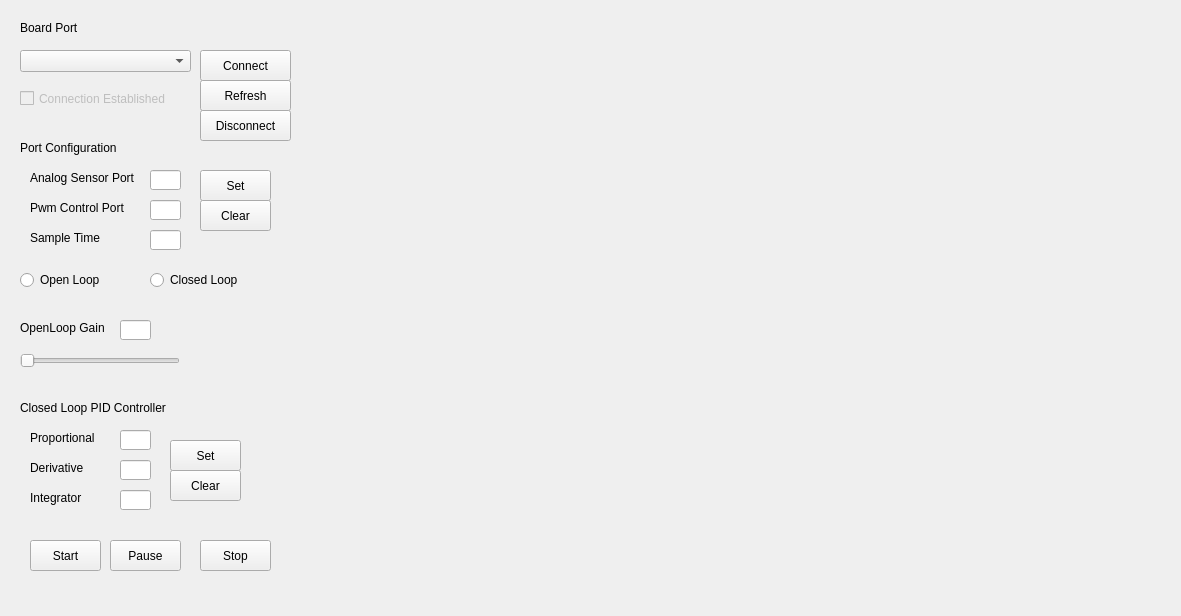
This is GUI_en.ui in luizborgess/controlador-digital-firmata as Qt 5 draws it before an edit. The edited form follows.
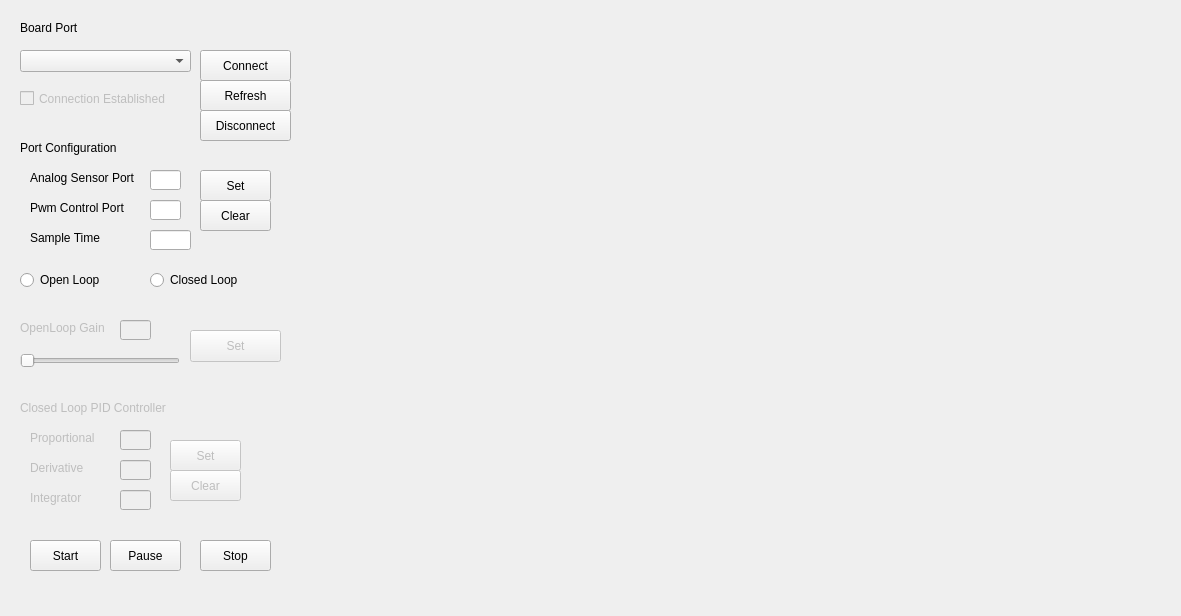
This is the edited form. Custom widgets are drawn as their Qt base class.

```diff
--- a/GUI_en.ui
+++ b/GUI_en.ui
@@ -98,7 +98,7 @@
      <string>Port Configuration</string>
     </property>
    </widget>
-   <widget class="QLineEdit" name="lineEdit">
+   <widget class="QLineEdit" name="textBox1">
     <property name="geometry">
      <rect>
       <x>150</x>
@@ -121,7 +121,7 @@
      <string>Analog Sensor Port</string>
     </property>
    </widget>
-   <widget class="QLineEdit" name="lineEdit_2">
+   <widget class="QLineEdit" name="textBox2">
     <property name="geometry">
      <rect>
       <x>150</x>
@@ -145,6 +145,9 @@
     </property>
    </widget>
    <widget class="QLabel" name="label_6">
+    <property name="enabled">
+     <bool>false</bool>
+    </property>
     <property name="geometry">
      <rect>
       <x>20</x>
@@ -158,6 +161,9 @@
     </property>
    </widget>
    <widget class="QLabel" name="label_7">
+    <property name="enabled">
+     <bool>false</bool>
+    </property>
     <property name="geometry">
      <rect>
       <x>30</x>
@@ -171,6 +177,9 @@
     </property>
    </widget>
    <widget class="QLineEdit" name="lineEdit_4">
+    <property name="enabled">
+     <bool>false</bool>
+    </property>
     <property name="geometry">
      <rect>
       <x>120</x>
@@ -181,6 +190,9 @@
     </property>
    </widget>
    <widget class="QLabel" name="label_8">
+    <property name="enabled">
+     <bool>false</bool>
+    </property>
     <property name="geometry">
      <rect>
       <x>30</x>
@@ -194,6 +206,9 @@
     </property>
    </widget>
    <widget class="QLineEdit" name="lineEdit_5">
+    <property name="enabled">
+     <bool>false</bool>
+    </property>
     <property name="geometry">
      <rect>
       <x>120</x>
@@ -204,6 +219,9 @@
     </property>
    </widget>
    <widget class="QLabel" name="label_9">
+    <property name="enabled">
+     <bool>false</bool>
+    </property>
     <property name="geometry">
      <rect>
       <x>30</x>
@@ -217,6 +235,9 @@
     </property>
    </widget>
    <widget class="QLineEdit" name="lineEdit_6">
+    <property name="enabled">
+     <bool>false</bool>
+    </property>
     <property name="geometry">
      <rect>
       <x>120</x>
@@ -226,7 +247,7 @@
      </rect>
     </property>
    </widget>
-   <widget class="QPushButton" name="set">
+   <widget class="QPushButton" name="set_1">
     <property name="geometry">
      <rect>
       <x>200</x>
@@ -327,17 +348,20 @@
      <string>Sample Time</string>
     </property>
    </widget>
-   <widget class="QLineEdit" name="lineEdit_3">
+   <widget class="QLineEdit" name="textBox3">
     <property name="geometry">
      <rect>
       <x>150</x>
       <y>230</y>
-      <width>31</width>
+      <width>41</width>
       <height>20</height>
      </rect>
     </property>
    </widget>
    <widget class="QLabel" name="label_10">
+    <property name="enabled">
+     <bool>false</bool>
+    </property>
     <property name="geometry">
      <rect>
       <x>20</x>
@@ -351,6 +375,9 @@
     </property>
    </widget>
    <widget class="QSlider" name="horizontalSlider">
+    <property name="enabled">
+     <bool>false</bool>
+    </property>
     <property name="geometry">
      <rect>
       <x>20</x>
@@ -363,7 +390,10 @@
      <enum>Qt::Horizontal</enum>
     </property>
    </widget>
-   <widget class="QLineEdit" name="lineEdit_7">
+   <widget class="QLineEdit" name="textBox4">
+    <property name="enabled">
+     <bool>false</bool>
+    </property>
     <property name="geometry">
      <rect>
       <x>120</x>
@@ -374,6 +404,9 @@
     </property>
    </widget>
    <widget class="QPushButton" name="set_2">
+    <property name="enabled">
+     <bool>false</bool>
+    </property>
     <property name="geometry">
      <rect>
       <x>170</x>
@@ -387,6 +420,9 @@
     </property>
    </widget>
    <widget class="QPushButton" name="clear_2">
+    <property name="enabled">
+     <bool>false</bool>
+    </property>
     <property name="geometry">
      <rect>
       <x>170</x>
@@ -425,6 +461,22 @@
      <string>Pause</string>
     </property>
    </widget>
+   <widget class="QPushButton" name="set_3">
+    <property name="enabled">
+     <bool>false</bool>
+    </property>
+    <property name="geometry">
+     <rect>
+      <x>190</x>
+      <y>330</y>
+      <width>91</width>
+      <height>32</height>
+     </rect>
+    </property>
+    <property name="text">
+     <string>Set</string>
+    </property>
+   </widget>
   </widget>
  </widget>
  <customwidgets>
```
